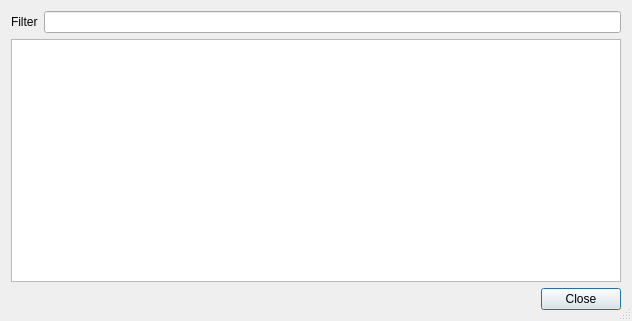
Qt form src/DialogMemoryRegions.ui (eteran/edb-debugger) before a commit.
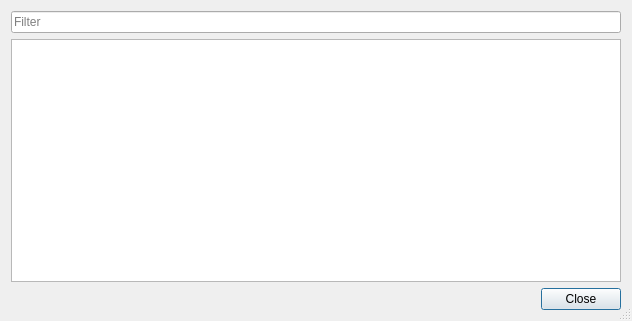
The same form after that commit. Custom widgets are drawn as their Qt base class.

Commit message: using placeholder text instead of labels, creates a cleaner UI look and has been available since Qt 4.7

Patch:
```diff
--- a/src/DialogMemoryRegions.ui
+++ b/src/DialogMemoryRegions.ui
@@ -17,18 +17,15 @@
   <property name="sizeGripEnabled">
    <bool>true</bool>
   </property>
-  <layout class="QGridLayout" name="gridLayout">
-   <item row="0" column="0">
-    <widget class="QLabel" name="label">
-     <property name="text">
+  <layout class="QVBoxLayout" name="verticalLayout">
+   <item>
+    <widget class="LineEdit" name="filter">
+     <property name="placeholderText">
       <string>Filter</string>
      </property>
     </widget>
    </item>
-   <item row="0" column="1">
-    <widget class="LineEdit" name="filter"/>
-   </item>
-   <item row="1" column="0" colspan="2">
+   <item>
     <widget class="QTableView" name="regions_table">
      <property name="font">
       <font>
@@ -61,7 +58,7 @@
      </attribute>
     </widget>
    </item>
-   <item row="2" column="0" colspan="2">
+   <item>
     <widget class="QDialogButtonBox" name="button_box">
      <property name="orientation">
       <enum>Qt::Horizontal</enum>
```
The commit also changes 9 other files.
